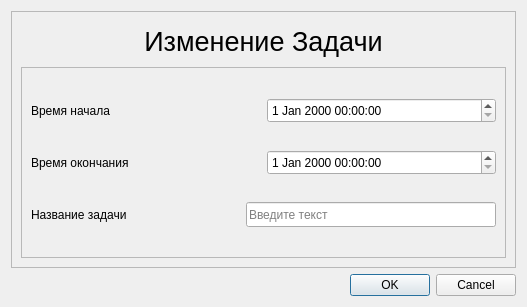
Before: the Qt Designer form src/itemdialog.ui in Gentser/Keknaizer, drawn with Qt 5.
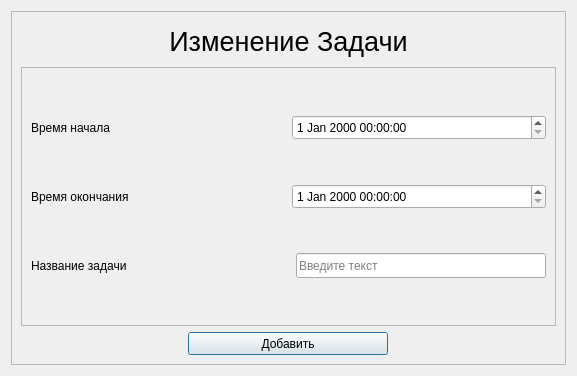
After: the same form once the commit is applied.

Commit message: Add task from GUI #62

Patch:
```diff
--- a/src/itemdialog.ui
+++ b/src/itemdialog.ui
@@ -6,8 +6,8 @@
    <rect>
     <x>0</x>
     <y>0</y>
-    <width>527</width>
-    <height>307</height>
+    <width>577</width>
+    <height>376</height>
    </rect>
   </property>
   <property name="windowTitle">
@@ -157,19 +157,28 @@
         </layout>
        </widget>
       </item>
+      <item row="2" column="0" alignment="Qt::AlignHCenter">
+       <widget class="QPushButton" name="addPushButton">
+        <property name="minimumSize">
+         <size>
+          <width>200</width>
+          <height>0</height>
+         </size>
+        </property>
+        <property name="maximumSize">
+         <size>
+          <width>250</width>
+          <height>23</height>
+         </size>
+        </property>
+        <property name="text">
+         <string>Добавить</string>
+        </property>
+       </widget>
+      </item>
      </layout>
     </widget>
    </item>
-   <item row="1" column="0">
-    <widget class="QDialogButtonBox" name="buttonBox">
-     <property name="orientation">
-      <enum>Qt::Horizontal</enum>
-     </property>
-     <property name="standardButtons">
-      <set>QDialogButtonBox::Cancel|QDialogButtonBox::Ok</set>
-     </property>
-    </widget>
-   </item>
   </layout>
  </widget>
  <resources/>
```
Left out of the diff: 97 changed lines with no effect on the pictures. The commit also changes 4 other files.
